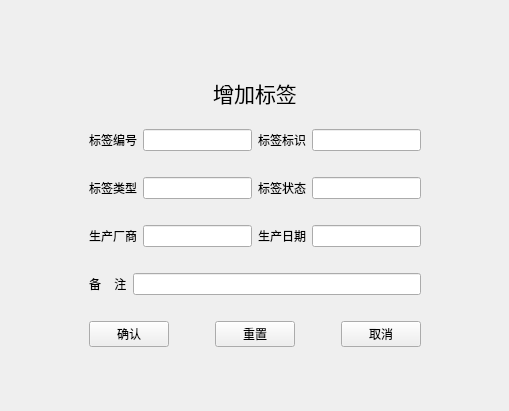
First picture: the form in Deca/views/tag_add.ui, repository summerfll/wms, before the edit.
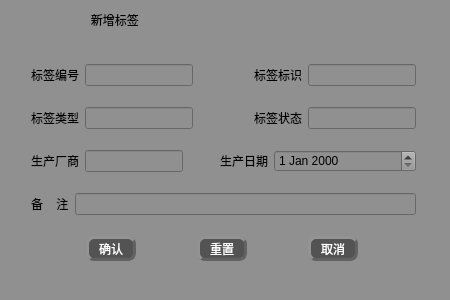
Second picture: the form after the edit. Icons and pictures are not drawn.

Patch:
```diff
--- a/Deca/views/tag_add.ui
+++ b/Deca/views/tag_add.ui
@@ -6,48 +6,67 @@
    <rect>
     <x>0</x>
     <y>0</y>
-    <width>509</width>
-    <height>411</height>
+    <width>450</width>
+    <height>300</height>
    </rect>
   </property>
+  <property name="minimumSize">
+   <size>
+    <width>450</width>
+    <height>300</height>
+   </size>
+  </property>
   <property name="maximumSize">
    <size>
-    <width>509</width>
-    <height>411</height>
+    <width>450</width>
+    <height>300</height>
    </size>
   </property>
   <property name="windowTitle">
-   <string>Form</string>
+   <string>新增标签</string>
+  </property>
+  <property name="windowIcon">
+   <iconset>
+    <normalon>:/qt 图标/标签.jpg</normalon>
+   </iconset>
+  </property>
+  <property name="styleSheet">
+   <string notr="true">font: 75 12pt &quot;楷体&quot;;
+background-color: rgb(144, 144, 144);
+color:rgb(0, 0, 0)</string>
   </property>
   <layout class="QGridLayout" name="gridLayout">
-   <item row="0" column="2">
-    <spacer name="horizontalSpacer_3">
-     <property name="orientation">
-      <enum>Qt::Horizontal</enum>
-     </property>
-     <property name="sizeHint" stdset="0">
-      <size>
-       <width>43</width>
-       <height>20</height>
-      </size>
-     </property>
-    </spacer>
-   </item>
    <item row="0" column="1">
+    <widget class="QLabel" name="label">
+     <property name="maximumSize">
+      <size>
+       <width>300</width>
+       <height>50</height>
+      </size>
+     </property>
+     <property name="styleSheet">
+      <string notr="true">font: 75 14pt &quot;楷体&quot;;</string>
+     </property>
+     <property name="text">
+      <string>                  新增标签</string>
+     </property>
+    </widget>
+   </item>
+   <item row="2" column="0">
+    <spacer name="horizontalSpacer_4">
+     <property name="orientation">
+      <enum>Qt::Horizontal</enum>
+     </property>
+     <property name="sizeHint" stdset="0">
+      <size>
+       <width>40</width>
+       <height>20</height>
+      </size>
+     </property>
+    </spacer>
+   </item>
+   <item row="2" column="1">
     <layout class="QVBoxLayout" name="verticalLayout_2">
-     <item>
-      <widget class="QLabel" name="label">
-       <property name="maximumSize">
-        <size>
-         <width>8777215</width>
-         <height>60</height>
-        </size>
-       </property>
-       <property name="text">
-        <string>&lt;html&gt;&lt;head/&gt;&lt;body&gt;&lt;p align=&quot;center&quot;&gt;&lt;span style=&quot; font-size:16pt;&quot;&gt;增加标签&lt;/span&gt;&lt;/p&gt;&lt;/body&gt;&lt;/html&gt;</string>
-       </property>
-      </widget>
-     </item>
      <item>
       <layout class="QVBoxLayout" name="verticalLayout">
        <item>
@@ -60,7 +79,30 @@
           </widget>
          </item>
          <item>
-          <widget class="QLineEdit" name="lineEdit"/>
+          <widget class="QLineEdit" name="lineEdit">
+           <property name="maximumSize">
+            <size>
+             <width>150</width>
+             <height>16777215</height>
+            </size>
+           </property>
+           <property name="focusPolicy">
+            <enum>Qt::StrongFocus</enum>
+           </property>
+          </widget>
+         </item>
+         <item>
+          <spacer name="horizontalSpacer_5">
+           <property name="orientation">
+            <enum>Qt::Horizontal</enum>
+           </property>
+           <property name="sizeHint" stdset="0">
+            <size>
+             <width>40</width>
+             <height>20</height>
+            </size>
+           </property>
+          </spacer>
          </item>
          <item>
           <widget class="QLabel" name="label_3">
@@ -85,7 +127,7 @@
          <property name="sizeHint" stdset="0">
           <size>
            <width>20</width>
-           <height>20</height>
+           <height>15</height>
           </size>
          </property>
         </spacer>
@@ -100,7 +142,33 @@
           </widget>
          </item>
          <item>
-          <widget class="QLineEdit" name="lineEdit_3"/>
+          <widget class="QLineEdit" name="lineEdit_3">
+           <property name="minimumSize">
+            <size>
+             <width>0</width>
+             <height>0</height>
+            </size>
+           </property>
+           <property name="maximumSize">
+            <size>
+             <width>150</width>
+             <height>16777215</height>
+            </size>
+           </property>
+          </widget>
+         </item>
+         <item>
+          <spacer name="horizontalSpacer_2">
+           <property name="orientation">
+            <enum>Qt::Horizontal</enum>
+           </property>
+           <property name="sizeHint" stdset="0">
+            <size>
+             <width>40</width>
+             <height>20</height>
+            </size>
+           </property>
+          </spacer>
          </item>
          <item>
           <widget class="QLabel" name="label_5">
@@ -125,7 +193,7 @@
          <property name="sizeHint" stdset="0">
           <size>
            <width>20</width>
-           <height>20</height>
+           <height>15</height>
           </size>
          </property>
         </spacer>
@@ -140,7 +208,27 @@
           </widget>
          </item>
          <item>
-          <widget class="QLineEdit" name="lineEdit_5"/>
+          <widget class="QLineEdit" name="lineEdit_5">
+           <property name="maximumSize">
+            <size>
+             <width>140</width>
+             <height>16777215</height>
+            </size>
+           </property>
+          </widget>
+         </item>
+         <item>
+          <spacer name="horizontalSpacer">
+           <property name="orientation">
+            <enum>Qt::Horizontal</enum>
+           </property>
+           <property name="sizeHint" stdset="0">
+            <size>
+             <width>40</width>
+             <height>20</height>
+            </size>
+           </property>
+          </spacer>
          </item>
          <item>
           <widget class="QLabel" name="label_7">
@@ -150,7 +238,14 @@
           </widget>
          </item>
          <item>
-          <widget class="QLineEdit" name="lineEdit_6"/>
+          <widget class="QDateEdit" name="dateEdit">
+           <property name="minimumSize">
+            <size>
+             <width>142</width>
+             <height>0</height>
+            </size>
+           </property>
+          </widget>
          </item>
         </layout>
        </item>
@@ -165,7 +260,7 @@
          <property name="sizeHint" stdset="0">
           <size>
            <width>20</width>
-           <height>20</height>
+           <height>15</height>
           </size>
          </property>
         </spacer>
@@ -197,7 +292,7 @@
        <property name="sizeHint" stdset="0">
         <size>
          <width>20</width>
-         <height>20</height>
+         <height>15</height>
         </size>
        </property>
       </spacer>
@@ -206,46 +301,110 @@
       <layout class="QHBoxLayout" name="horizontalLayout">
        <item>
         <widget class="QPushButton" name="pushButton">
+         <property name="minimumSize">
+          <size>
+           <width>50</width>
+           <height>25</height>
+          </size>
+         </property>
+         <property name="maximumSize">
+          <size>
+           <width>50</width>
+           <height>25</height>
+          </size>
+         </property>
+         <property name="styleSheet">
+          <string notr="true">QPushButton{
+font: 75 11pt &quot;微软雅黑&quot;;
+color:rgb(255, 255, 255);
+background-color: rgb(83, 83, 83);
+border-radius: 8px;
+border: 3px groove rgb(98, 98, 98);
+border-style: outset;
+}
+QPushButton:pressed{
+border-style: inset;
+}
+QPushButton:hover{
+background-color:rgb(0, 0, 0);
+}
+
+</string>
+         </property>
          <property name="text">
           <string>确认</string>
          </property>
         </widget>
        </item>
-       <item>
-        <spacer name="horizontalSpacer">
-         <property name="orientation">
-          <enum>Qt::Horizontal</enum>
-         </property>
-         <property name="sizeHint" stdset="0">
-          <size>
-           <width>40</width>
-           <height>20</height>
-          </size>
-         </property>
-        </spacer>
-       </item>
        <item>
         <widget class="QPushButton" name="pushButton_2">
+         <property name="minimumSize">
+          <size>
+           <width>50</width>
+           <height>25</height>
+          </size>
+         </property>
+         <property name="maximumSize">
+          <size>
+           <width>50</width>
+           <height>25</height>
+          </size>
+         </property>
+         <property name="styleSheet">
+          <string notr="true">QPushButton{
+font: 75 11pt &quot;微软雅黑&quot;;
+color:rgb(255, 255, 255);
+background-color: rgb(83, 83, 83);
+border-radius: 8px;
+border: 3px groove rgb(98, 98, 98);
+border-style: outset;
+}
+QPushButton:pressed{
+border-style: inset;
+}
+QPushButton:hover{
+background-color:rgb(0, 0, 0);
+}
+
+</string>
+         </property>
          <property name="text">
           <string>重置</string>
          </property>
         </widget>
        </item>
-       <item>
-        <spacer name="horizontalSpacer_2">
-         <property name="orientation">
-          <enum>Qt::Horizontal</enum>
-         </property>
-         <property name="sizeHint" stdset="0">
-          <size>
-           <width>40</width>
-           <height>20</height>
-          </size>
-         </property>
-        </spacer>
-       </item>
        <item>
         <widget class="QPushButton" name="pushButton_3">
+         <property name="minimumSize">
+          <size>
+           <width>50</width>
+           <height>25</height>
+          </size>
+         </property>
+         <property name="maximumSize">
+          <size>
+           <width>50</width>
+           <height>25</height>
+          </size>
+         </property>
+         <property name="styleSheet">
+          <string notr="true">QPushButton{
+font: 75 11pt &quot;微软雅黑&quot;;
+color:rgb(255, 255, 255);
+background-color: rgb(83, 83, 83);
+border-radius: 8px;
+border: 3px groove rgb(98, 98, 98);
+border-style: outset;
+}
+QPushButton:pressed{
+border-style: inset;
+}
+QPushButton:hover{
+background-color:rgb(0, 0, 0);
+}
+
+</string>
+         </property>
          <property name="text">
           <string>取消</string>
          </property>
@@ -255,19 +414,45 @@
      </item>
     </layout>
    </item>
-   <item row="0" column="0">
-    <spacer name="horizontalSpacer_4">
+   <item row="1" column="1">
+    <spacer name="verticalSpacer_2">
+     <property name="orientation">
+      <enum>Qt::Vertical</enum>
+     </property>
+     <property name="sizeHint" stdset="0">
+      <size>
+       <width>20</width>
+       <height>25</height>
+      </size>
+     </property>
+    </spacer>
+   </item>
+   <item row="2" column="2">
+    <spacer name="horizontalSpacer_3">
      <property name="orientation">
       <enum>Qt::Horizontal</enum>
      </property>
      <property name="sizeHint" stdset="0">
       <size>
-       <width>40</width>
+       <width>43</width>
        <height>20</height>
       </size>
      </property>
     </spacer>
    </item>
+   <item row="3" column="1">
+    <spacer name="verticalSpacer_6">
+     <property name="orientation">
+      <enum>Qt::Vertical</enum>
+     </property>
+     <property name="sizeHint" stdset="0">
+      <size>
+       <width>20</width>
+       <height>15</height>
+      </size>
+     </property>
+    </spacer>
+   </item>
   </layout>
  </widget>
  <resources/>
```
